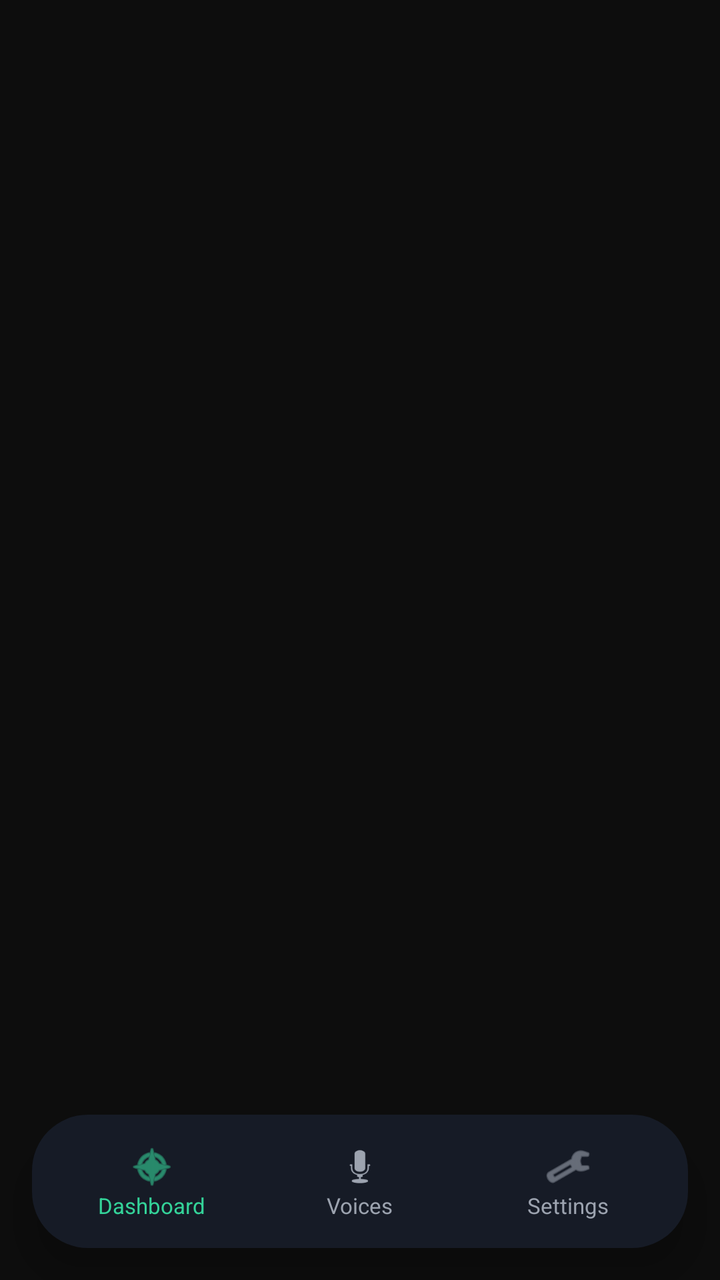
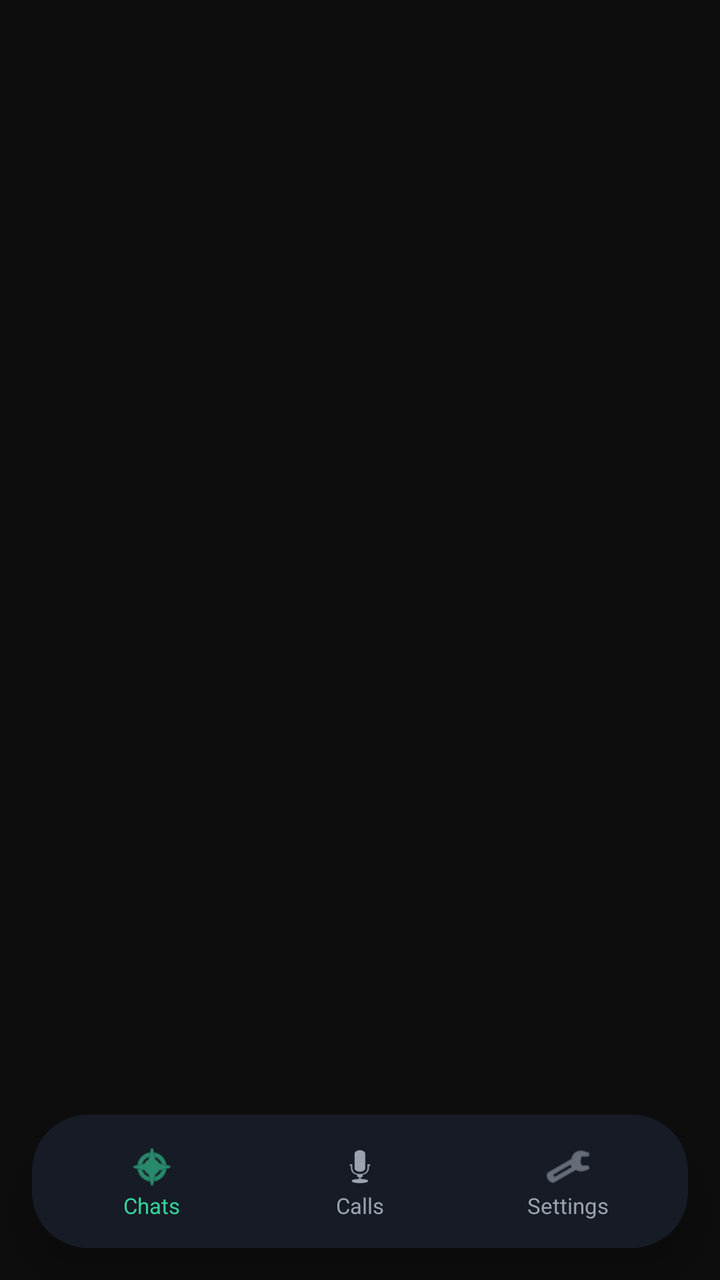

An Android layout rendered at two revisions. The XML below is the earlier revision; the diff shows what the commit changed to produce the second picture.
<!-- AndroidManifest.xml: activity theme Theme.RazorpaySoundbox.NoActionBar -->
<!-- res/layout/activity_main.xml -->
<?xml version="1.0" encoding="utf-8"?>
<RelativeLayout xmlns:android="http://schemas.android.com/apk/res/android"
    xmlns:app="http://schemas.android.com/apk/res-auto"
    android:layout_width="match_parent"
    android:layout_height="match_parent"
    android:background="@color/bg_dark">

    
    <FrameLayout
        android:id="@+id/fragmentContainer"
        android:layout_width="match_parent"
        android:layout_height="match_parent"
        android:layout_above="@id/floatingNavLayout" />

    
    <LinearLayout
        android:id="@+id/floatingNavLayout"
        android:layout_width="match_parent"
        android:layout_height="wrap_content"
        android:layout_alignParentBottom="true"
        android:layout_marginHorizontal="16dp"
        android:layout_marginBottom="16dp"
        android:background="@drawable/bg_telegram_nav"
        android:elevation="12dp"
        android:orientation="horizontal"
        android:padding="8dp">

        
        <LinearLayout
            android:id="@+id/navChats"
            android:layout_width="0dp"
            android:layout_height="wrap_content"
            android:layout_weight="1"
            android:gravity="center"
            android:orientation="vertical"
            android:paddingVertical="6dp">

            <ImageView
                android:id="@+id/iconChats"
                android:layout_width="24dp"
                android:layout_height="24dp"
                android:src="@android:drawable/ic_menu_compass"
                app:tint="#34D399" />

            <TextView
                android:id="@+id/textChats"
                android:layout_width="wrap_content"
                android:layout_height="wrap_content"
                android:text="Dashboard"
                android:textColor="#34D399"
                android:textSize="11sp"/>
        </LinearLayout>

        
        <LinearLayout
            android:id="@+id/navVoices"
            android:layout_width="0dp"
            android:layout_height="wrap_content"
            android:layout_weight="1"
            android:gravity="center"
            android:orientation="vertical"
            android:paddingVertical="6dp">

            <ImageView
                android:id="@+id/iconVoices"
                android:layout_width="24dp"
                android:layout_height="24dp"
                android:src="@android:drawable/ic_btn_speak_now"
                app:tint="#9CA3AF" />

            <TextView
                android:id="@+id/textVoices"
                android:layout_width="wrap_content"
                android:layout_height="wrap_content"
                android:text="Voices"
                android:textColor="#9CA3AF"
                android:textSize="11sp"/>
        </LinearLayout>

        
        <LinearLayout
            android:id="@+id/navSettings"
            android:layout_width="0dp"
            android:layout_height="wrap_content"
            android:layout_weight="1"
            android:gravity="center"
            android:orientation="vertical"
            android:paddingVertical="6dp">

            <ImageView
                android:id="@+id/iconSettings"
                android:layout_width="24dp"
                android:layout_height="24dp"
                android:src="@android:drawable/ic_menu_manage"
                app:tint="#9CA3AF" />

            <TextView
                android:id="@+id/textSettings"
                android:layout_width="wrap_content"
                android:layout_height="wrap_content"
                android:text="Settings"
                android:textColor="#9CA3AF"
                android:textSize="11sp"/>
        </LinearLayout>

    </LinearLayout>

</RelativeLayout>
<!-- resources referenced by this layout -->
<resources>
  <color name="bg_dark">#0D0D0D</color>
  <!-- drawable bg_telegram_nav (drawable) -->
  <?xml version="1.0" encoding="utf-8"?>
  <shape xmlns:android="http://schemas.android.com/apk/res/android"
      android:shape="rectangle">
      <solid android:color="#161B26"/> 
      <corners android:radius="28dp"/>
  </shape>
  <style name="Theme.RazorpaySoundbox.NoActionBar" parent="Theme.MaterialComponents.DayNight.NoActionBar">
          <item name="colorPrimary">@color/primary_accent</item>
          <item name="colorSecondary">@color/accent_blue</item>
          <item name="android:windowBackground">@color/bg_dark</item>
      </style>
  <color name="primary_accent">#00E676</color>
  <color name="accent_blue">#2979FF</color>
</resources>

<!-- the commit's change to res/layout/activity_main.xml (unified diff, before → after) -->
@@ -3,7 +3,7 @@
     xmlns:app="http://schemas.android.com/apk/res-auto"
     android:layout_width="match_parent"
     android:layout_height="match_parent"
-    android:background="@color/bg_dark">
+    android:background="#0D0D0D">
 
     
     <FrameLayout
@@ -46,7 +46,7 @@
                 android:id="@+id/textChats"
                 android:layout_width="wrap_content"
                 android:layout_height="wrap_content"
-                android:text="Dashboard"
+                android:text="Chats"
                 android:textColor="#34D399"
                 android:textSize="11sp"/>
         </LinearLayout>
@@ -72,7 +72,7 @@
                 android:id="@+id/textVoices"
                 android:layout_width="wrap_content"
                 android:layout_height="wrap_content"
-                android:text="Voices"
+                android:text="Calls"
                 android:textColor="#9CA3AF"
                 android:textSize="11sp"/>
         </LinearLayout>
